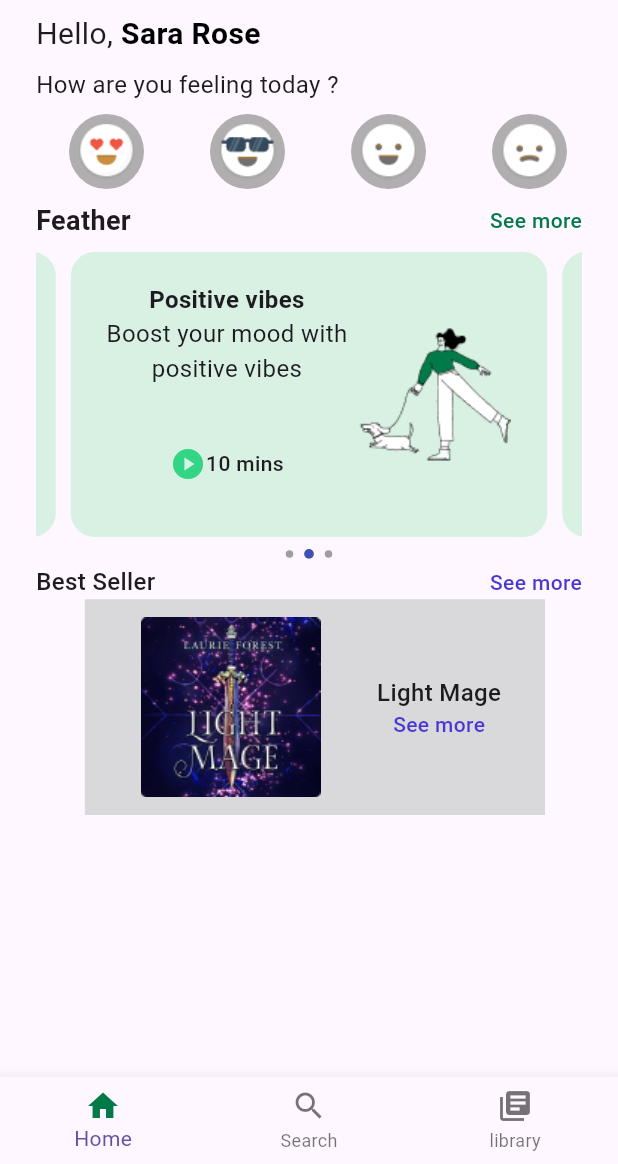
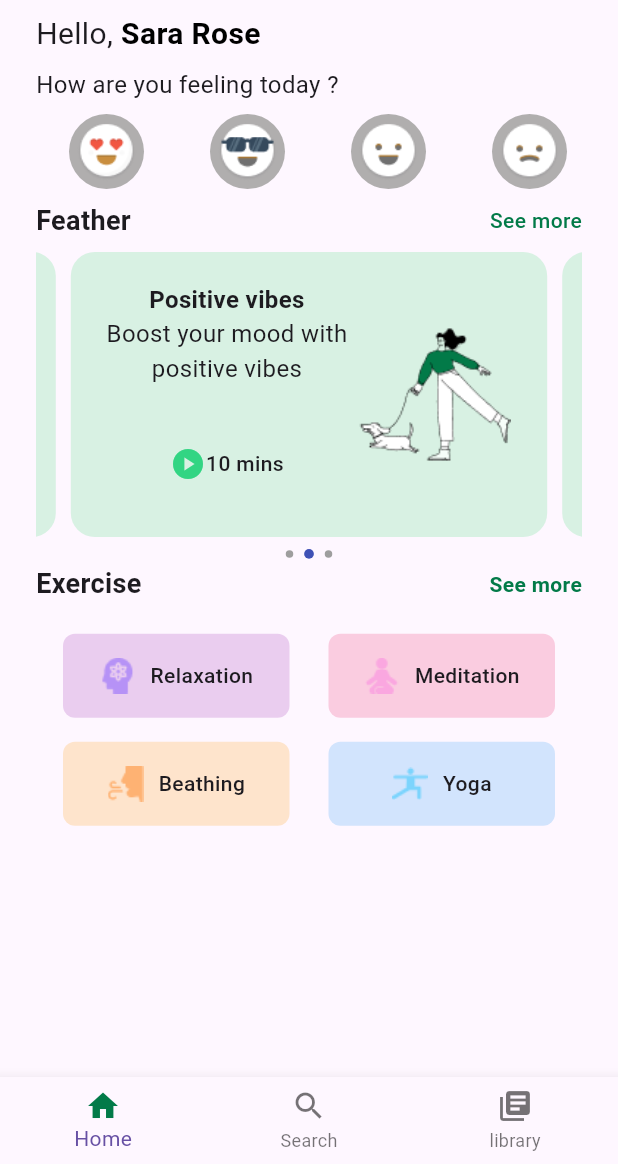
Before and after one commit to youssefemadeldn/c11_exam_fraiday, a Flutter app: the screen it shows after launch, on a phone screen of 412 x 824 dp, the part 72-1236 px from its top. Run offline on Flutter 3.47's test engine with Material 3 defaults, Android fonts, the light colour scheme and no system bars; drawn by our look-alikes of carousel_slider, smooth_page_indicator.

Commit message:
finish task

```diff
--- a/lib/views/screen_2.dart
+++ b/lib/views/screen_2.dart
@@ -1,3 +1,4 @@
+import 'package:c111_exam_friday/widgets/exercise_item.dart';
 import 'package:c111_exam_friday/widgets/positive_item.dart';
 import 'package:carousel_slider/carousel_slider.dart';
 import 'package:flutter/material.dart';
@@ -141,66 +142,60 @@ class Screen2 extends StatelessWidget {
                 mainAxisAlignment: MainAxisAlignment.spaceBetween,
                 children: [
                   Text(
-                    'Best Seller',
+                    'Exercise',
                     style: TextStyle(
-                      fontSize: 16,
-                      fontWeight: FontWeight.w500,
+                      fontSize: 18,
+                      fontWeight: FontWeight.w600,
                     ),
                   ),
                   Text(
                     'See more',
                     style: TextStyle(
                       fontSize: 14,
-                      fontWeight: FontWeight.w500,
-                      color: Color(0XFF4838D1),
+                      fontWeight: FontWeight.w600,
+                      color: Color(0XFF027A48),
                     ),
                   ),
                 ],
               ),
-              SizedBox(
-                height: 144,
-                width: 315,
-                child: ListView.builder(
-                  scrollDirection: Axis.horizontal,
-                  itemBuilder: (context, index) {
-                    return Container(
-                      margin: EdgeInsets.symmetric(horizontal: 8),
-                      width: 315,
-                      height: 144,
-                      decoration: const BoxDecoration(
-                        color: Color.fromARGB(255, 217, 217, 220),
+              const SizedBox(
+                height: 12,
               ),
-                      child: Row(
+              Column(
+                // crossAxisAlignment: CrossAxisAlignment.center,
+                children: [
+                  Row(
                     mainAxisAlignment: MainAxisAlignment.spaceEvenly,
                     children: [
-                          Image.asset(
-                              'assets/images/Image Placeholder 240x240.png'),
-                          const Column(
-                            mainAxisAlignment: MainAxisAlignment.center,
+                      ExerciseItem(
+                        color: Colors.purple.withOpacity(.2),
+                        image: 'assets/images2/relaxing.png',
+                        text: 'Relaxation',
+                      ),
+                      ExerciseItem(
+                        color: Colors.pink.withOpacity(.2),
+                        image: 'assets/images2/meditation.png',
+                        text: 'Meditation',
+                      ),
+                    ],
+                  ),
+                  Row(
+                    mainAxisAlignment: MainAxisAlignment.spaceEvenly,
                     children: [
-                              Text(
-                                'Light Mage',
-                                style: TextStyle(
-                                  fontSize: 16,
-                                  fontWeight: FontWeight.w500,
+                      ExerciseItem(
+                        color: Colors.orange.withOpacity(.2),
+                        image: 'assets/images2/Beathing.png',
+                        text: 'Beathing',
                       ),
-                              ),
-                              Text(
-                                'See more',
-                                style: TextStyle(
-                                  fontSize: 14,
-                                  fontWeight: FontWeight.w500,
-                                  color: Color(0XFF4838D1),
-                                ),
+                      ExerciseItem(
+                        color: Colors.blue.withOpacity(.2),
+                        image: 'assets/images2/yoga.png',
+                        text: 'Yoga',
                       ),
                     ],
                   ),
                 ],
               ),
-                    );
-                  },
-                ),
-              )
             ],
           ),
         ),
--- /dev/null
+++ b/lib/widgets/exercise_item.dart
@@ -0,0 +1,45 @@
+import 'package:flutter/material.dart';
+
+class ExerciseItem extends StatelessWidget {
+  Color color;
+  String image;
+  String text;
+
+  ExerciseItem({
+    required this.color,
+    required this.image,
+    required this.text,
+    super.key,
+  });
+
+  @override
+  Widget build(BuildContext context) {
+    return Padding(
+      padding: const EdgeInsets.all(8.0),
+      child: Container(
+        width: 151,
+        height: 56,
+        decoration: BoxDecoration(
+          color: color,
+          borderRadius: BorderRadius.circular(8),
+        ),
+        child: Row(
+          mainAxisAlignment: MainAxisAlignment.center,
+          children: [
+            Image.asset(image),
+            const SizedBox(
+              width: 10,
+            ),
+            Text(
+              text,
+              style: const TextStyle(
+                fontSize: 14,
+                fontWeight: FontWeight.w500,
+              ),
+            ),
+          ],
+        ),
+      ),
+    );
+  }
+}
```
Also changed, not shown: assets/images2/Beathing.png (added), assets/images2/meditation.png (added), assets/images2/relaxing.png (added), assets/images2/yoga.png (added), lib/output/screen 1.png (added), lib/output/screen 2.png (added). Lines whose indentation alone changed are shown as unchanged.
